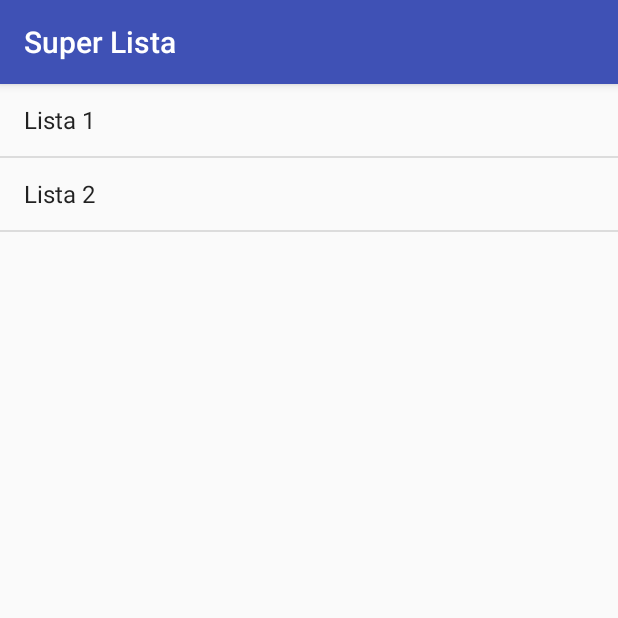
After one commit to maurocg89/SuperLista, an Android app: the PruebaBD screen opened directly, with no data from a screen before it, on a phone screen of 412 x 824 dp, the top half of it. The commit adds this screen. Run offline under Robolectric (Android 15) with nearby library versions, the phone set to English and light mode, and no system bars.

Commit message:
Agrego base de datos con algunos registros de prueba y activity para probar la base de datos

```diff
--- a/app/build.gradle
+++ b/app/build.gradle
@@ -24,9 +24,9 @@ dependencies {
     androidTestCompile('com.android.support.test.espresso:espresso-core:2.2.2', {
         exclude group: 'com.android.support', module: 'support-annotations'
     })
-    compile 'com.android.support:appcompat-v7:25.3.0'
-    testCompile 'junit:junit:4.12'
-    compile 'com.android.support.constraint:constraint-layout:1.0.2'
     compile files('libs/ormlite-android-5.0.jar')
     compile files('libs/ormlite-core-5.0.jar')
+    compile 'com.android.support:appcompat-v7:25.3.0'
+    compile 'com.android.support.constraint:constraint-layout:1.0.2'
+    testCompile 'junit:junit:4.12'
 }
--- /dev/null
+++ b/app/src/main/java/com/example/superlista/PruebaBD.java
@@ -0,0 +1,56 @@
+package com.example.superlista;
+
+import android.support.v7.app.AppCompatActivity;
+import android.os.Bundle;
+import android.widget.ArrayAdapter;
+import android.widget.ListView;
+
+import com.example.superlista.data.SuperListaDbManager;
+import com.example.superlista.model.Categoria;
+import com.example.superlista.model.Lista;
+import com.example.superlista.model.Producto;
+import com.example.superlista.model.ProductoPorLista;
+import com.example.superlista.model.Supermercado;
+
+import java.util.ArrayList;
+import java.util.List;
+
+public class PruebaBD extends AppCompatActivity {
+
+    private ListView listView1;
+    private List<Producto> productos;
+    private List<Lista> listas;
+    private List<Categoria> categorias;
+    private List<ProductoPorLista> productoPorListas;
+    private List<Supermercado> supermercados;
+    private ArrayList<String>nombres;
+    private ArrayAdapter<String> myAdapter;
+
+    @Override
+    protected void onCreate(Bundle savedInstanceState) {
+        super.onCreate(savedInstanceState);
+        setContentView(R.layout.activity_prueba_bd);
+        SuperListaDbManager.init(this);
+
+        listView1 = (ListView) findViewById(R.id.lvLista);
+        nombres = new ArrayList<String>();
+        setData();
+    }
+
+    private void setData(){
+        listas = SuperListaDbManager.getInstance().getAllListas();
+        productos = SuperListaDbManager.getInstance().getAllProductos();
+        categorias = SuperListaDbManager.getInstance().getAllCategorias();
+        supermercados = SuperListaDbManager.getInstance().getAllSupermercados();
+
+        for (Lista lista: listas) {
+            nombres.add(lista.getNombre());
+        }
+        myAdapter = new ArrayAdapter<String>(this, android.R.layout.simple_list_item_1, nombres);
+        listView1.setAdapter(myAdapter);
+
+    }
+
+
+
+}
--- a/app/src/main/java/com/example/superlista/data/SuperListaDbManager.java
+++ b/app/src/main/java/com/example/superlista/data/SuperListaDbManager.java
@@ -320,4 +320,5 @@ public class SuperListaDbManager {
 
     // </editor-fold>
 
+
 }
--- a/app/src/main/java/com/example/superlista/model/Producto.java
+++ b/app/src/main/java/com/example/superlista/model/Producto.java
@@ -20,7 +20,7 @@ public class Producto {
     @DatabaseField(columnName = COLUMNA_NOMBRE, canBeNull = false, uniqueCombo = true)
     private String nombre;
 
-    @DatabaseField(columnName = COLUMNA_MARCA, canBeNull = false, uniqueCombo = true)
+    @DatabaseField(columnName = COLUMNA_MARCA, uniqueCombo = true)
     private String marca;
 
     @DatabaseField(columnName = COLUMNA_PRECIO, canBeNull = false, defaultValue = "0")
--- a/app/src/main/res/layout/activity_main.xml
+++ b/app/src/main/res/layout/activity_main.xml
@@ -6,4 +6,9 @@
     android:layout_height="match_parent"
     tools:context="com.example.superlista.MainActivity">
 
+    <Button
+        android:id="@+id/buttonPruebaDb"
+        android:layout_width="wrap_content"
+        android:layout_height="wrap_content"
+        android:text="Button" />
 </LinearLayout>
--- /dev/null
+++ b/app/src/main/res/layout/activity_prueba_bd.xml
@@ -0,0 +1,15 @@
+<?xml version="1.0" encoding="utf-8"?>
+<LinearLayout xmlns:android="http://schemas.android.com/apk/res/android"
+    xmlns:tools="http://schemas.android.com/tools"
+    android:layout_width="match_parent"
+    android:layout_height="match_parent"
+    android:orientation="vertical"
+    tools:context="com.example.superlista.PruebaBD">
+
+    <ListView
+        android:id="@+id/lvLista"
+        android:layout_width="match_parent"
+        android:layout_height="match_parent">
+    </ListView>
+
+</LinearLayout>
```
Also changed, not shown: app/src/main/AndroidManifest.xml (+12 -11 lines), app/src/main/java/com/example/superlista/MainActivity.java (+13 -0 lines), app/src/main/assets/superLista.db (added).
